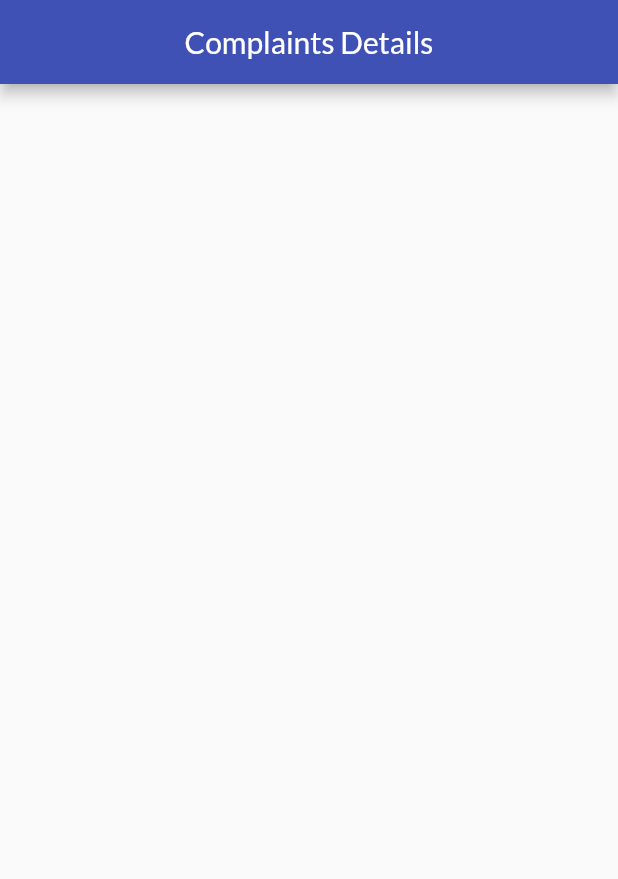
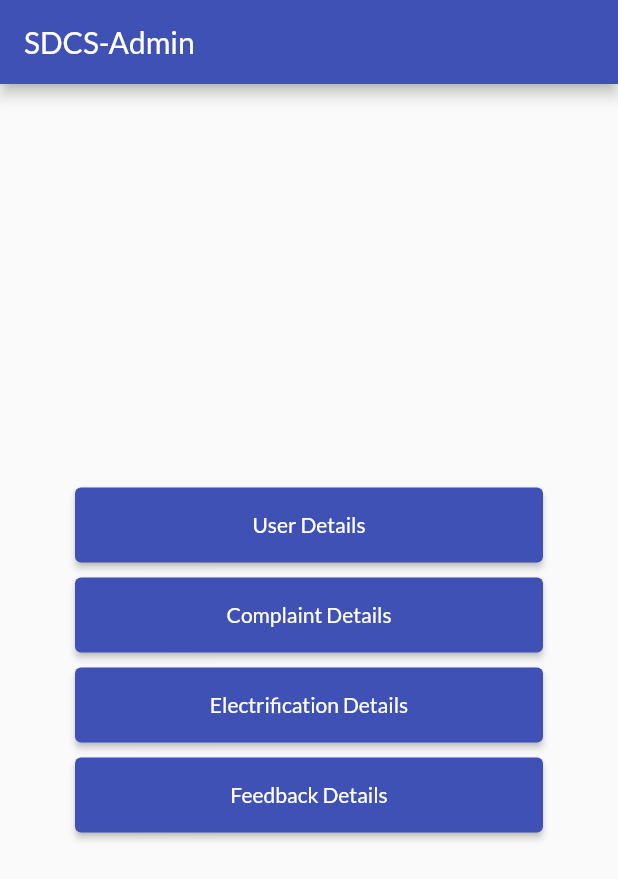
Before and after one commit to ThedistortedFrequency/SDCS-data, a Flutter app: the screen it shows after launch, on a phone screen of 412 x 824 dp. Shown: the top 879 px of the screen. Run offline on Flutter 3.47's test engine with Material 2 defaults, Android fonts, the phone set to English and light mode, and no system bars; our stand-ins replace cloud_firestore, firebase_core, google_fonts; accounts and stored records are empty.

```diff
--- a/lib/complist.dart
+++ b/lib/complist.dart
@@ -14,11 +14,11 @@ class GetuserName extends StatelessWidget {
         if (snapshot.connectionState == ConnectionState.done) {
           Map<String, dynamic> data =
               snapshot.data!.data() as Map<String, dynamic>;
-          return Text('  ${data['Pole Number']}'
+          return Text('Pole Number:  ${data['Pole Number']}'
               '\n'
-              ' ${data['Pole Address']}'
+              'Pole Address: ${data['Pole Address']}'
               '\n'
-              ' ${data['Problem description']}');
+              'Problem Description: ${data['Problem description']}');
         }
         return const Text('loading..');
       },
--- a/lib/main.dart
+++ b/lib/main.dart
@@ -2,6 +2,11 @@ import 'package:firebase_core/firebase_core.dart';
 import 'package:flutter/material.dart';
 import 'package:google_fonts/google_fonts.dart';
 import 'package:sdcs_data/complaint_details.dart';
+import 'package:sdcs_data/utils/pages/electrification_data.dart';
+import 'package:sdcs_data/utils/pages/feeddata.dart';
+import 'package:sdcs_data/utils/pages/home.dart';
+import 'package:sdcs_data/utils/pages/userdata.dart';
+import 'package:sdcs_data/utils/routes.dart';
 
 void main() async {
   WidgetsFlutterBinding.ensureInitialized();
@@ -17,8 +22,15 @@ class MyApp extends StatelessWidget {
     return MaterialApp(
       theme: ThemeData(
           primarySwatch: Colors.indigo, textTheme: GoogleFonts.latoTextTheme()),
-      home: const CompDetail(),
       debugShowCheckedModeBanner: false,
+      routes: {
+        "/": (context) => const HomePage(),
+        Routes.complainRoute: (context) => const CompDetail(),
+        Routes.electrificationRoute: (context) => const Electdata(),
+        Routes.feedbackRoute: (context) => const FeedData(),
+        Routes.userdetailRoute: (context) => const UserData(),
+        Routes.homeRoute: (context) => const HomePage()
+      },
     );
   }
 }
--- /dev/null
+++ b/lib/utils/pages/home.dart
@@ -0,0 +1,80 @@
+import 'package:flutter/material.dart';
+import 'package:sdcs_data/utils/routes.dart';
+
+class HomePage extends StatelessWidget {
+  const HomePage({Key? key}) : super(key: key);
+
+  @override
+  Widget build(BuildContext context) {
+    return Scaffold(
+      appBar: AppBar(
+        title: const Text("SDCS-Admin"),
+      ),
+      body: Center(
+        child: Padding(
+          padding: const EdgeInsets.symmetric(
+            horizontal: 50,
+          ),
+          child: Column(
+            mainAxisAlignment: MainAxisAlignment.center,
+            children: [
+              Container(
+                height: 50,
+                color: Colors.transparent,
+                width: double.infinity,
+                child: ElevatedButton(
+                  onPressed: () {
+                    Navigator.pushNamed(context, Routes.userdetailRoute);
+                  },
+                  child: const Text("User Details"),
+                ),
+              ),
+              const SizedBox(
+                height: 10,
+              ),
+              Container(
+                height: 50,
+                color: Colors.transparent,
+                width: double.infinity,
+                child: ElevatedButton(
+                  onPressed: () {
+                    Navigator.pushNamed(context, Routes.complainRoute);
+                  },
+                  child: const Text("Complaint Details"),
+                ),
+              ),
+              const SizedBox(
+                height: 10,
+              ),
+              Container(
+                height: 50,
+                color: Colors.transparent,
+                width: double.infinity,
+                child: ElevatedButton(
+                  onPressed: () {
+                    Navigator.pushNamed(context, Routes.electrificationRoute);
+                  },
+                  child: const Text("Electrification Details"),
+                ),
+              ),
+              const SizedBox(
+                height: 10,
+              ),
+              Container(
+                height: 50,
+                color: Colors.transparent,
+                width: double.infinity,
+                child: ElevatedButton(
+                  onPressed: () {
+                    Navigator.pushNamed(context, Routes.feedbackRoute);
+                  },
+                  child: const Text("Feedback Details"),
+                ),
+              ),
+            ],
+          ),
+        ),
+      ),
+    );
+  }
+}
--- /dev/null
+++ b/lib/utils/routes.dart
@@ -0,0 +1,7 @@
+class Routes {
+  static String complainRoute = "/complain";
+  static String electrificationRoute = "/Elect";
+  static String feedbackRoute = "/feed";
+  static String userdetailRoute = "/userdetail";
+  static String homeRoute = "/home";
+}
```
Also changed, not shown: lib/utils/pages/electrification_data.dart (added, +88 -0 lines), lib/utils/pages/feeddata.dart (added, +81 -0 lines), lib/utils/pages/userdata.dart (added, +84 -0 lines).
